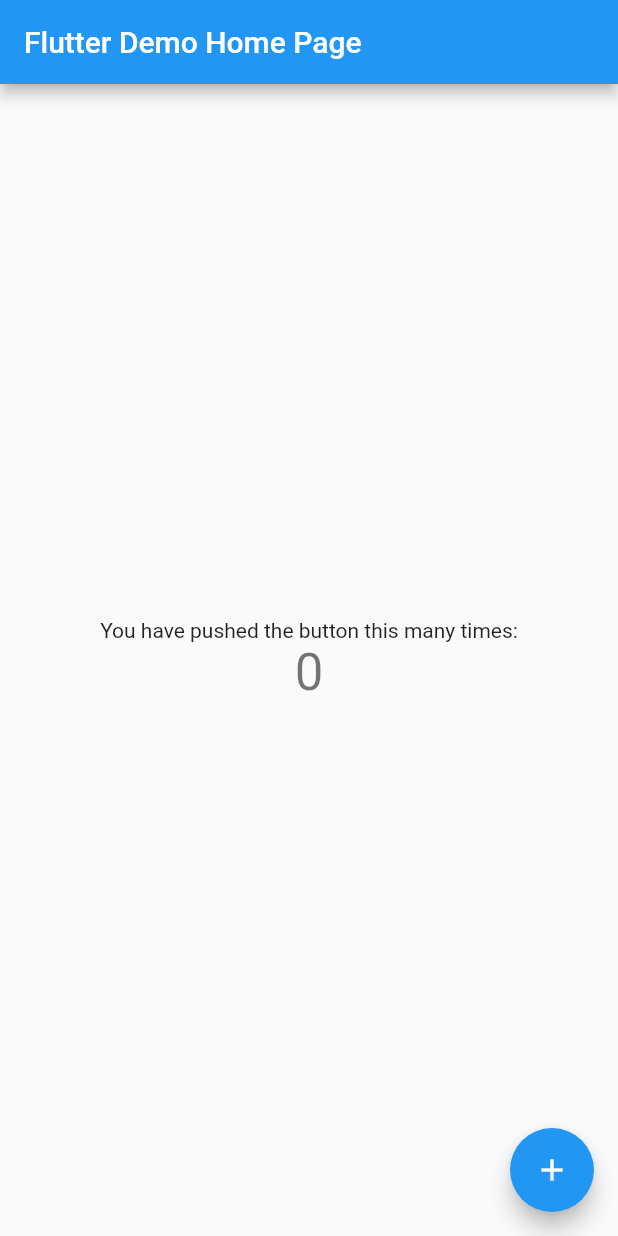
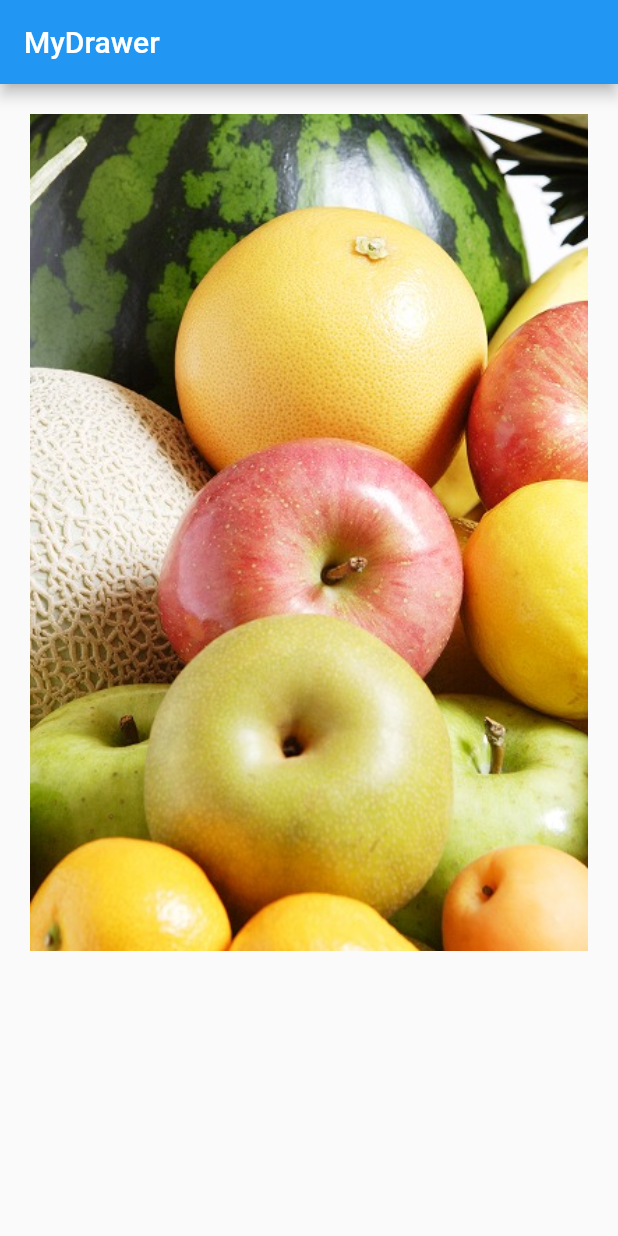
Before and after one commit to dskkato/draw_image, a Flutter app: the screen it shows after launch, on a phone screen of 412 x 824 dp. Run offline on Flutter 3.47's test engine with Material 2 defaults, Android fonts, the phone set to English and light mode, and no system bars.

Commit message:
マスクを描画できるところまで実装

```diff
--- a/lib/main.dart
+++ b/lib/main.dart
@@ -1,113 +1,173 @@
 import 'package:flutter/material.dart';
+import 'dart:ui' as ui;
+import 'package:quiver/iterables.dart';
 
 void main() {
-  runApp(MyApp());
+  runApp(App());
 }
 
-class MyApp extends StatelessWidget {
-  // This widget is the root of your application.
+class App extends StatelessWidget {
   @override
   Widget build(BuildContext context) {
     return MaterialApp(
       title: 'Flutter Demo',
-      theme: ThemeData(
-        // This is the theme of your application.
-        //
-        // Try running your application with "flutter run". You'll see the
-        // application has a blue toolbar. Then, without quitting the app, try
-        // changing the primarySwatch below to Colors.green and then invoke
-        // "hot reload" (press "r" in the console where you ran "flutter run",
-        // or simply save your changes to "hot reload" in a Flutter IDE).
-        // Notice that the counter didn't reset back to zero; the application
-        // is not restarted.
-        primarySwatch: Colors.blue,
-      ),
-      home: MyHomePage(title: 'Flutter Demo Home Page'),
+      home: Home(),
     );
   }
 }
 
-class MyHomePage extends StatefulWidget {
-  MyHomePage({Key? key, this.title}) : super(key: key);
+class Home extends StatefulWidget {
+  @override
+  _HomeState createState() => _HomeState();
+}
 
-  // This widget is the home page of your application. It is stateful, meaning
-  // that it has a State object (defined below) that contains fields that affect
-  // how it looks.
+class DrawingArea {
+  List<Offset> points = [];
+  Paint paint;
+  bool isClose = false;
 
-  // This class is the configuration for the state. It holds the values (in this
-  // case the title) provided by the parent (in this case the App widget) and
-  // used by the build method of the State. Fields in a Widget subclass are
-  // always marked "final".
+  get length => points.length;
 
-  final String? title;
+  DrawingArea(this.paint);
+}
+
+class _HomeState extends State<Home> {
+  List<DrawingArea> areas = [];
+  final _minDistance = 5.0;
+  bool _isDrawing = false;
+  static List<Color> _colors = [
+    Color.fromARGB(128, 255, 0, 0),
+    Color.fromARGB(128, 0, 255, 0),
+    Color.fromARGB(128, 0, 0, 255),
+  ];
+  Iterator<Paint> _closePaints = cycle(List<Paint>.generate(
+      _colors.length,
+      (index) => Paint()
+        ..color = _colors[index]
+        ..style = PaintingStyle.fill
+        ..strokeWidth = 0.0)).iterator
+    ..moveNext();
+  Iterator<Paint> _openPaints = cycle(List<Paint>.generate(
+      _colors.length,
+      (index) => Paint()
+        ..color = _colors[index]
+        ..style = PaintingStyle.stroke
+        ..strokeWidth = 3.0)).iterator
+    ..moveNext();
+
+  final Image image = Image.asset(
+    'assets/fruit.jpg',
+  );
 
   @override
-  _MyHomePageState createState() => _MyHomePageState();
+  Widget build(BuildContext context) {
+    return Scaffold(
+      appBar: AppBar(
+        title: Text('MyDrawer'),
+      ),
+      body: Container(
+        padding: EdgeInsets.all(20),
+        child: Container(
+          child: GestureDetector(
+            onPanUpdate: (details) {
+              var point = details.localPosition;
+              if (_isDrawing) {
+                final points = areas.last.points;
+                final startPoint = points.first;
+                if (points.length > 10 &&
+                    (point - startPoint).distance < _minDistance) {
+                  // close the path
+                  setState(() {
+                    areas.last.points.add(point);
+                    areas.last.isClose = true;
+                    areas.last.paint = _closePaints.current;
+                    _closePaints.moveNext();
+                    _isDrawing = false;
+                  });
+                } else {
+                  // update the path
+                  setState(() {
+                    areas.last.points.add(point);
+                  });
+                }
+              }
+            },
+            onPanStart: (details) {
+              var point = details.localPosition;
+              if (_isDrawing) {
+                final points = areas.last.points;
+                final startPoint = points.first;
+                if ((point - startPoint).distance < _minDistance) {
+                  // close the path
+                  setState(() {
+                    areas.last.points.add(point);
+                    areas.last.isClose = true;
+                    areas.last.paint = _closePaints.current;
+                    _closePaints.moveNext();
+                    _isDrawing = false;
+                  });
+                } else {
+                  // update the path
+                  setState(() {
+                    areas.last.points.add(point);
+                  });
+                }
+              } else {
+                // start a path
+                final area = DrawingArea(_openPaints.current);
+                area.points.add(point);
+
+                setState(() {
+                  areas.add(area);
+                  _openPaints.moveNext();
+                  _isDrawing = true;
+                });
+              }
+            },
+            child: ClipRect(
+              child: Stack(
+                children: [
+                  image,
+                  CustomPaint(
+                    painter: DrawingPainter(areas),
+                  ),
+                ],
+              ),
+            ),
+          ),
+        ),
+      ),
+    );
+  }
 }
 
-class _MyHomePageState extends State<MyHomePage> {
-  int _counter = 0;
+class DrawingPainter extends CustomPainter {
+  final List<DrawingArea> areas;
+  DrawingPainter(this.areas);
 
-  void _incrementCounter() {
-    setState(() {
-      // This call to setState tells the Flutter framework that something has
-      // changed in this State, which causes it to rerun the build method below
-      // so that the display can reflect the updated values. If we changed
-      // _counter without calling setState(), then the build method would not be
-      // called again, and so nothing would appear to happen.
-      _counter++;
-    });
+  @override
+  void paint(Canvas canvas, Size size) {
+    for (var area in areas) {
+      final points = area.points;
+      final paint = area.paint;
+      if (area.isClose && points.length > 0) {
+        var path = Path();
+
+        var it = points.iterator..moveNext();
+        path.moveTo(it.current.dx, it.current.dy);
+        while (it.moveNext()) {
+          path.lineTo(it.current.dx, it.current.dy);
+        }
+        canvas.drawPath(path, paint);
+      } else {
+        canvas.drawPoints(ui.PointMode.polygon, points, paint);
+        canvas.drawCircle(points.first, 5, Paint()..color = Colors.black);
+      }
+    }
   }
 
   @override
-  Widget build(BuildContext context) {
-    // This method is rerun every time setState is called, for instance as done
-    // by the _incrementCounter method above.
-    //
-    // The Flutter framework has been optimized to make rerunning build methods
-    // fast, so that you can just rebuild anything that needs updating rather
-    // than having to individually change instances of widgets.
-    return Scaffold(
-      appBar: AppBar(
-        // Here we take the value from the MyHomePage object that was created by
-        // the App.build method, and use it to set our appbar title.
-        title: Text(widget.title!),
-      ),
-      body: Center(
-        // Center is a layout widget. It takes a single child and positions it
-        // in the middle of the parent.
-        child: Column(
-          // Column is also a layout widget. It takes a list of children and
-          // arranges them vertically. By default, it sizes itself to fit its
-          // children horizontally, and tries to be as tall as its parent.
-          //
-          // Invoke "debug painting" (press "p" in the console, choose the
-          // "Toggle Debug Paint" action from the Flutter Inspector in Android
-          // Studio, or the "Toggle Debug Paint" command in Visual Studio Code)
-          // to see the wireframe for each widget.
-          //
-          // Column has various properties to control how it sizes itself and
-          // how it positions its children. Here we use mainAxisAlignment to
-          // center the children vertically; the main axis here is the vertical
-          // axis because Columns are vertical (the cross axis would be
-          // horizontal).
-          mainAxisAlignment: MainAxisAlignment.center,
-          children: <Widget>[
-            Text(
-              'You have pushed the button this many times:',
-            ),
-            Text(
-              '$_counter',
-              style: Theme.of(context).textTheme.headline4,
-            ),
-          ],
-        ),
-      ),
-      floatingActionButton: FloatingActionButton(
-        onPressed: _incrementCounter,
-        tooltip: 'Increment',
-        child: Icon(Icons.add),
-      ), // This trailing comma makes auto-formatting nicer for build methods.
-    );
+  bool shouldRepaint(DrawingPainter old) {
+    return old.areas == areas;
   }
 }
--- a/pubspec.yaml
+++ b/pubspec.yaml
@@ -23,6 +23,7 @@
 dependencies:
   flutter:
     sdk: flutter
+  quiver: ^3.0.1
 
 
   # The following adds the Cupertino Icons font to your application.
@@ -38,6 +39,8 @@
 
 # The following section is specific to Flutter.
 flutter:
+  assets:
+    - assets/fruit.jpg
 
   # The following line ensures that the Material Icons font is
   # included with your application, so that you can use the icons in
```
Also changed, not shown: assets/fruit.jpg (added), pubspec.lock.
